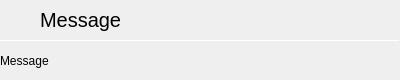
Qt form browser/popovers/jsconfirm.ui (vicr123/theweb) before a commit.
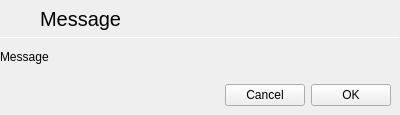
The same form after that commit. Icons and pictures are not drawn.

Patch:
```diff
--- a/browser/popovers/jsconfirm.ui
+++ b/browser/popovers/jsconfirm.ui
@@ -7,7 +7,7 @@
     <x>0</x>
     <y>0</y>
     <width>400</width>
-    <height>80</height>
+    <height>115</height>
    </rect>
   </property>
   <property name="windowTitle">
@@ -140,6 +140,39 @@
      </property>
     </widget>
    </item>
+   <item>
+    <widget class="QWidget" name="macPane" native="true">
+     <layout class="QHBoxLayout" name="horizontalLayout_2">
+      <item>
+       <spacer name="horizontalSpacer">
+        <property name="orientation">
+         <enum>Qt::Horizontal</enum>
+        </property>
+        <property name="sizeHint" stdset="0">
+         <size>
+          <width>40</width>
+          <height>20</height>
+         </size>
+        </property>
+       </spacer>
+      </item>
+      <item>
+       <widget class="QPushButton" name="macCancelButton">
+        <property name="text">
+         <string>Cancel</string>
+        </property>
+       </widget>
+      </item>
+      <item>
+       <widget class="QPushButton" name="macOkButton">
+        <property name="text">
+         <string>OK</string>
+        </property>
+       </widget>
+      </item>
+     </layout>
+    </widget>
+   </item>
   </layout>
  </widget>
  <resources/>
```
Left out of the diff: 32 changed lines with no effect on the pictures.
